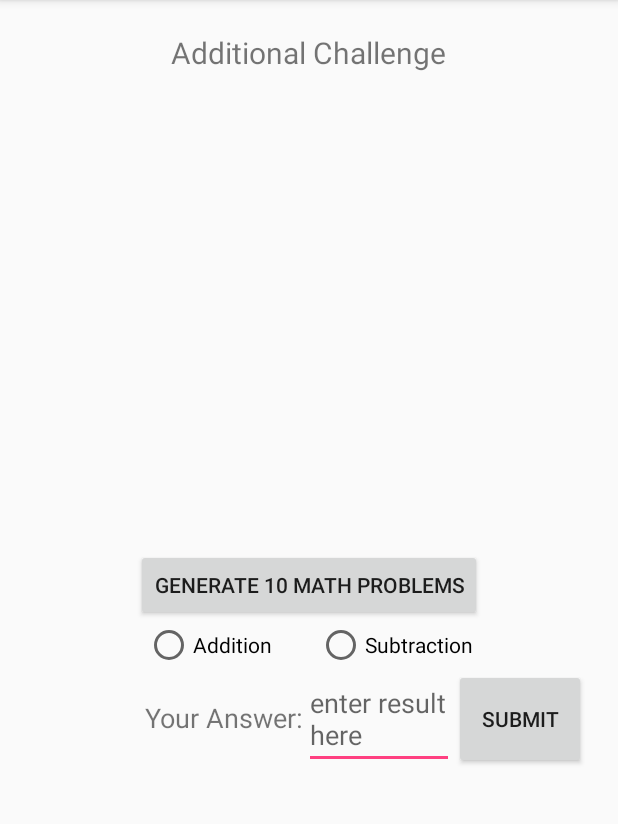
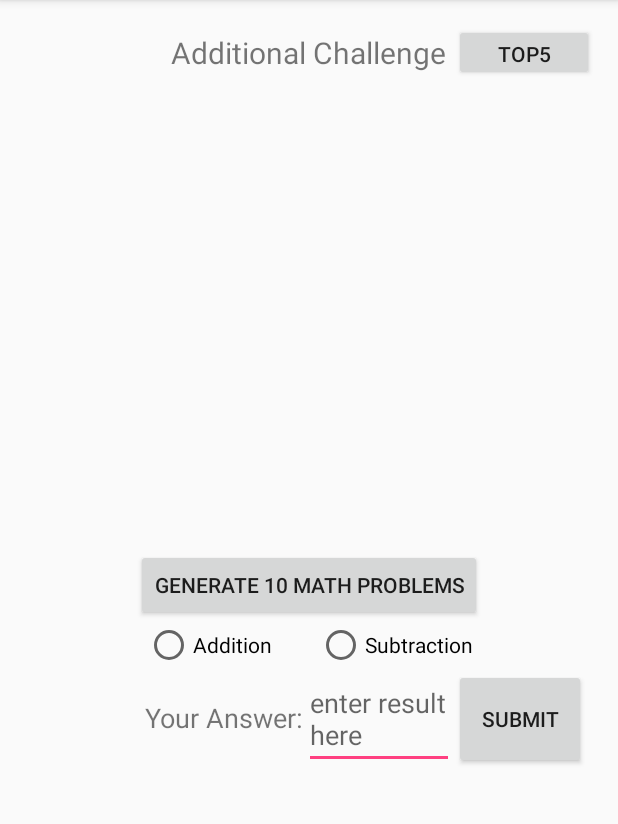
Before and after one commit to Ticzu/Five-Guys, an Android app: the hw_challenge screen opened directly, with no data from a screen before it, on a phone screen of 412 x 824 dp, the part 84-908 px from its top. Run offline under Robolectric (Android 15) with nearby library versions, the phone set to English and light mode, and no system bars; 1 statement that could not run was skipped.

Commit message:
Change _hw_xml

```diff
--- a/hw_challenge/src/main/res/layout/activity_hw_challenge.xml
+++ b/hw_challenge/src/main/res/layout/activity_hw_challenge.xml
@@ -137,6 +137,16 @@
         android:layout_alignBottom="@+id/result"
         android:onClick="onClickSubmit" />
 
+    <Button
+        android:id="@+id/button"
+        android:layout_width="wrap_content"
+        android:layout_height="wrap_content"
+        android:layout_above="@+id/inPut1"
+        android:layout_alignParentEnd="true"
+        android:layout_alignParentTop="true"
+        android:layout_toEndOf="@+id/result"
+        android:text="Top5"
+        android:onClick="onClickTop5"/>
 
 
 
```
